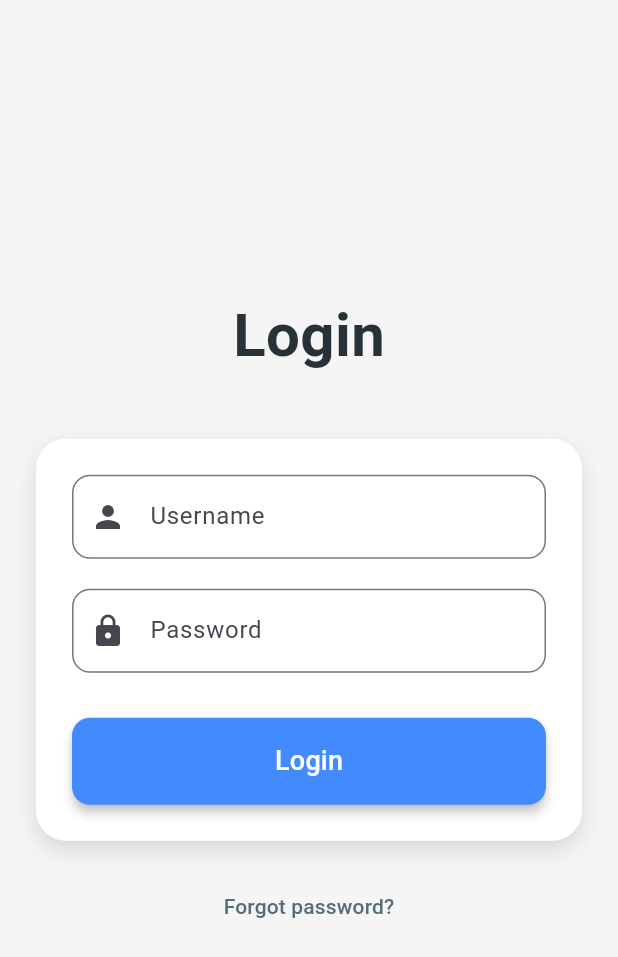
After one commit to alevander23/anti-bullying-app, a Flutter app: the screen it shows after launch, on a phone screen of 412 x 824 dp. The commit adds this screen. Shown: the top 957 px of the screen. Run offline on Flutter 3.47's test engine with Material 3 defaults, Android fonts, the phone set to English and light mode, and no system bars; our stand-ins replace cloud_functions, equatable, firebase_core, flutter_bloc, get_it; accounts and stored records are empty; statements that could not run were skipped.

Commit message:
Login Page progress made #1

```diff
--- a/staff_webapp/lib/di.dart
+++ b/staff_webapp/lib/di.dart
@@ -1,6 +1,7 @@
 import 'package:cloud_functions/cloud_functions.dart';
 import 'package:get_it/get_it.dart';
 import 'package:staff_webapp/data/data_sources/staff_remote_data_source.dart';
+import 'package:staff_webapp/domain/use_cases/login_use_case.dart';
 import 'data/repository_implementations/ticket_repository_impl.dart';
 import 'domain/use_cases/resolve_ticket_use_case.dart';
 import 'domain/use_cases/get_ticket_by_id_use_case.dart';   // <-- ADD THIS
@@ -31,4 +32,7 @@ void setupDependencies() {
   getIt.registerSingleton<GetTicketByIdUseCase>(    // <-- FIX HERE
     GetTicketByIdUseCase(getIt<TicketRepository>()),
   );
+  getIt.registerSingleton<LoginUseCase>(
+    LoginUseCase(),
+  );
 }
--- /dev/null
+++ b/staff_webapp/lib/domain/use_cases/login_use_case.dart
@@ -0,0 +1,5 @@
+class LoginUseCase {
+  Future<void> execute(username, password) async {
+    throw Exception("Wrong Username and password");
+  }
+}
--- a/staff_webapp/lib/main.dart
+++ b/staff_webapp/lib/main.dart
@@ -1,5 +1,6 @@
 import 'package:flutter/material.dart';
 import 'package:firebase_core/firebase_core.dart';
+import 'package:staff_webapp/presentation/pages/login_page.dart';
 import 'firebase_options.dart'; // generated by flutterfire configure
 import 'di.dart'; // <- this is your setupDependencies file
 import 'presentation/pages/resolve_ticket_page.dart';
@@ -28,7 +29,7 @@ class MyApp extends StatelessWidget {
       theme: ThemeData(
         primarySwatch: Colors.blue,
       ),
-      home: const ResolveTicketPage(), // Start at your page
+      home: LoginPage(), // Start at your page
     );
   }
 }
--- /dev/null
+++ b/staff_webapp/lib/presentation/bloc/login_cubit.dart
@@ -0,0 +1,23 @@
+import 'package:flutter_bloc/flutter_bloc.dart';
+import 'package:staff_webapp/domain/use_cases/login_use_case.dart';
+import 'package:staff_webapp/presentation/bloc/login_state.dart';
+
+class LoginCubit extends Cubit<LoginState> {
+  final LoginUseCase _loginUseCase;
+
+  LoginCubit(this._loginUseCase):super(LoginState.initial());
+
+  Future<void> attemptLogin(String username, String password) async {
+    if (username.isEmpty || password.isEmpty) {
+      emit(state.copyWith(error: "Not all inputs filled"));
+      return;
+    }
+    emit(state.copyWith(loading: true, error: null));
+    try {
+      await _loginUseCase.execute(username, password);
+      emit(state.copyWith(loading: false, success: true));
+    } catch (e) {
+      emit(state.copyWith(loading: false, error: e.toString()));
+    }
+  }
+}
--- /dev/null
+++ b/staff_webapp/lib/presentation/bloc/login_state.dart
@@ -0,0 +1,31 @@
+import 'package:equatable/equatable.dart';
+
+class LoginState extends Equatable {
+  final bool success;
+  final bool loading;
+  final String? error;
+
+  const LoginState({
+    required this.success,
+    required this.loading,
+    this.error,
+  });
+
+  factory LoginState.initial() =>
+      const LoginState(success: false, loading: false);
+
+  LoginState copyWith({
+    bool? success,
+    bool? loading,
+    String? error,
+  }) {
+    return LoginState(
+      success: success ?? this.success,
+      loading: loading ?? this.loading,
+      error: error ?? this.error,
+    );
+  }
+
+  @override
+  List<Object?> get props => [success, loading, error];
+}
--- /dev/null
+++ b/staff_webapp/lib/presentation/pages/login_page.dart
@@ -0,0 +1,166 @@
+import 'package:flutter/material.dart';
+import 'package:flutter_bloc/flutter_bloc.dart';
+import 'package:staff_webapp/di.dart';
+import 'package:staff_webapp/domain/use_cases/login_use_case.dart';
+import 'package:staff_webapp/presentation/bloc/login_cubit.dart';
+import 'package:staff_webapp/presentation/bloc/login_state.dart';
+
+class LoginPage extends StatelessWidget {
+  final LoginCubit _loginCubit = LoginCubit(getIt<LoginUseCase>());
+  final TextEditingController usernameController = TextEditingController();
+  final TextEditingController passwordController = TextEditingController();
+
+  @override
+  Widget build(BuildContext context) {
+    return BlocProvider(
+      create: (_) => _loginCubit,
+      child: Scaffold(
+        backgroundColor: Colors.grey[100],
+        body: Center(
+          child: SingleChildScrollView(
+            padding: const EdgeInsets.all(24.0),
+            child: Column(
+              mainAxisAlignment: MainAxisAlignment.center,
+              children: [
+                // Big header
+                Text(
+                  "Login",
+                  style: TextStyle(
+                    fontSize: 40,
+                    fontWeight: FontWeight.bold,
+                    color: Colors.blueGrey[900],
+                  ),
+                ),
+                const SizedBox(height: 40),
+
+                // Card-style container
+                Container(
+                  padding: const EdgeInsets.all(24),
+                  decoration: BoxDecoration(
+                    color: Colors.white,
+                    borderRadius: BorderRadius.circular(20),
+                    boxShadow: [
+                      BoxShadow(
+                        color: Colors.black12,
+                        blurRadius: 12,
+                        offset: Offset(0, 6),
+                      ),
+                    ],
+                  ),
+                  child: BlocConsumer<LoginCubit, LoginState>(
+                    listener: (context, state) {
+                      if (state.success) {
+                        ScaffoldMessenger.of(context).showSnackBar(
+                          const SnackBar(
+                            content: Text("✅ Login successful"),
+                            backgroundColor: Colors.green,
+                          ),
+                        );
+
+                        // Navigate to home or dashboard here
+                        // Navigator.pushReplacementNamed(context, "/home");
+                      }
+
+                      if (state.error != null) {
+                        ScaffoldMessenger.of(context).showSnackBar(
+                          SnackBar(
+                            content: Text("❌ ${state.error}"),
+                            backgroundColor: Colors.red,
+                          ),
+                        );
+                      }
+                    },
+                    builder: (context, state) {
+                      return Column(
+                        children: [
+                          // Username
+                          TextField(
+                            controller: usernameController,
+                            decoration: InputDecoration(
+                              prefixIcon: const Icon(Icons.person),
+                              labelText: "Username",
+                              border: OutlineInputBorder(
+                                borderRadius: BorderRadius.circular(12),
+                              ),
+                            ),
+                          ),
+                          const SizedBox(height: 20),
+
+                          // Password
+                          TextField(
+                            controller: passwordController,
+                            obscureText: true,
+                            decoration: InputDecoration(
+                              prefixIcon: const Icon(Icons.lock),
+                              labelText: "Password",
+                              border: OutlineInputBorder(
+                                borderRadius: BorderRadius.circular(12),
+                              ),
+                            ),
+                          ),
+                          const SizedBox(height: 30),
+
+                          // Login Button
+                          SizedBox(
+                            width: double.infinity,
+                            child: ElevatedButton(
+                              onPressed: state.loading
+                                  ? null
+                                  : () {
+                                      String username = usernameController.text;
+                                      String password = passwordController.text;
+                                      context
+                                          .read<LoginCubit>()
+                                          .attemptLogin(username, password);
+                                    },
+                              style: ElevatedButton.styleFrom(
+                                backgroundColor: Colors.blueAccent,
+                                padding:
+                                    const EdgeInsets.symmetric(vertical: 16),
+                                shape: RoundedRectangleBorder(
+                                  borderRadius: BorderRadius.circular(12),
+                                ),
+                                elevation: 3,
+                              ),
+                              child: state.loading
+                                  ? const SizedBox(
+                                      width: 20,
+                                      height: 20,
+                                      child: CircularProgressIndicator(
+                                        strokeWidth: 2,
+                                        color: Colors.white,
+                                      ),
+                                    )
+                                  : const Text(
+                                      "Login",
+                                      style: TextStyle(
+                                          fontSize: 18, color: Colors.white),
+                                    ),
+                            ),
+                          ),
+                        ],
+                      );
+                    },
+                  ),
+                ),
+
+                const SizedBox(height: 20),
+
+                // Small footer
+                TextButton(
+                  onPressed: () {
+                    // Handle "forgot password" or navigation
+                  },
+                  child: Text(
+                    "Forgot password?",
+                    style: TextStyle(color: Colors.blueGrey[600]),
+                  ),
+                ),
+              ],
+            ),
+          ),
+        ),
+      ),
+    );
+  }
+}
```
